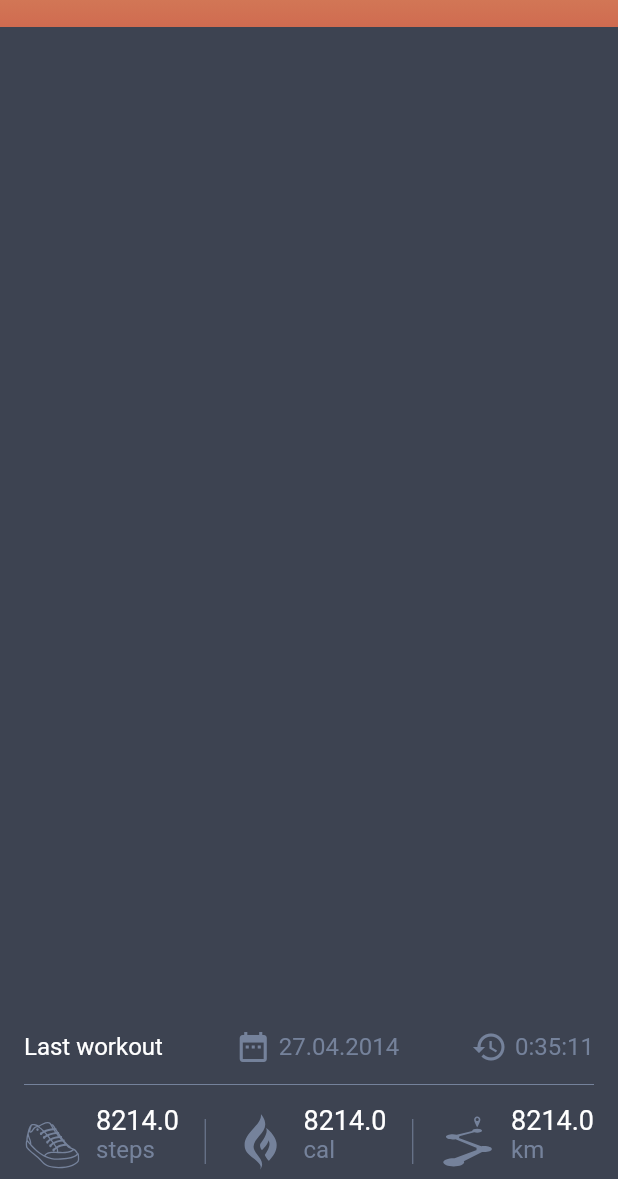
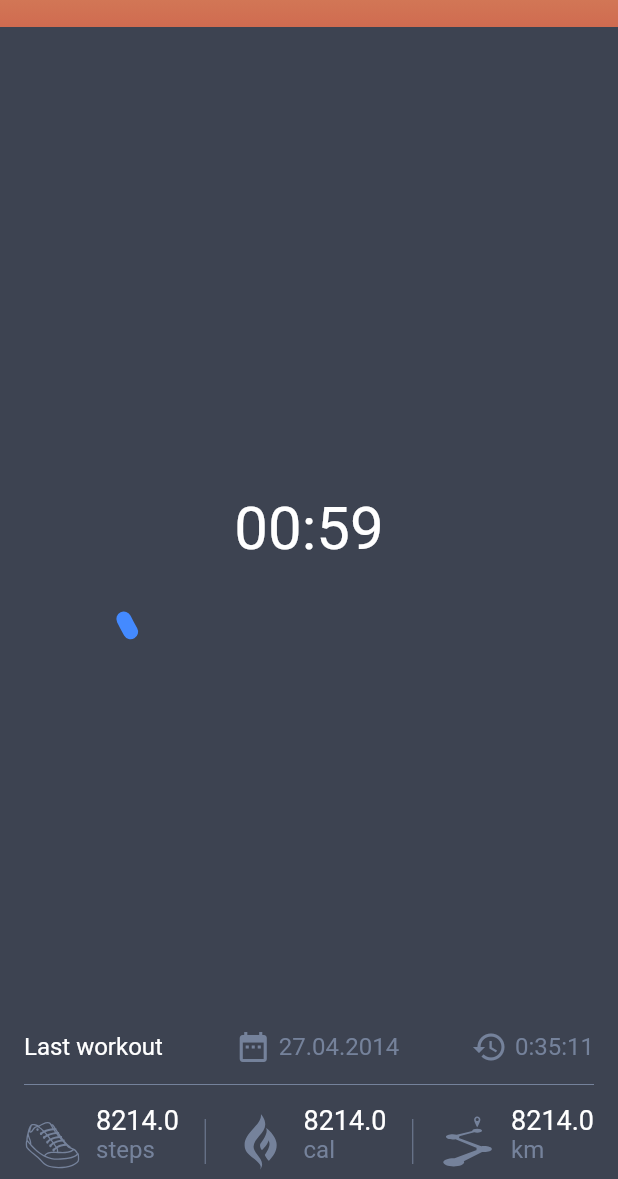
Before and after one commit to robotoss/Rtrain, a Flutter app: the screen it shows after launch, after a tap on "Start", on a phone screen of 412 x 824 dp, the part 57-1236 px from its top. Run offline on Flutter 3.47's test engine with Material 2 defaults, Android fonts, the phone set to English and light mode, and no system bars; our stand-ins replace bloc, equatable, flutter_bloc, flutter_svg.

Commit message:
Add timer Widget

```diff
--- a/lib/screens/workout/workout_screen.dart
+++ b/lib/screens/workout/workout_screen.dart
@@ -5,6 +5,7 @@ import 'package:r_train/localizations/app_localizations.dart';
 import 'package:r_train/theme/main_theme.dart';
 import 'package:r_train/widgets/appBar/appBar_widget.dart';
 import 'package:r_train/widgets/drawer/drawer_widget.dart';
+import 'package:r_train/widgets/workout_timer/workout_timer_widget.dart';
 
 import 'bloc/workout_bloc.dart';
 
@@ -53,6 +54,7 @@ class WorkoutScreen extends StatelessWidget {
         mainAxisAlignment: MainAxisAlignment.spaceBetween,
         children: <Widget>[
           SizedBox(height: 1),
+          WorkoutTimerWidget(),
           bottomInfoBar(context)
         ],
       );
--- /dev/null
+++ b/lib/widgets/workout_timer/bloc/workout_timer_bloc.dart
@@ -0,0 +1,54 @@
+import 'dart:async';
+
+import 'package:bloc/bloc.dart';
+import 'package:equatable/equatable.dart';
+import 'package:meta/meta.dart';
+
+part 'workout_timer_event.dart';
+part 'workout_timer_state.dart';
+
+class WorkoutTimerBloc extends Bloc<WorkoutTimerEvent, WorkoutTimerState> {
+  @override
+  WorkoutTimerState get initialState =>
+      WorkoutTimerInitialState(percent: percent, duration: startTime);
+
+  double percent = 0.0;
+
+  int startTime = 60;
+  int duration;
+
+  Timer timer;
+
+  @override
+  Stream<WorkoutTimerState> mapEventToState(
+    WorkoutTimerEvent event,
+  ) async* {
+    if (event is StartTimerEvent) {
+      yield* _buildStartTimerEvent();
+    }
+    if (event is UpdateTimerEvent) {
+      yield* _buildUpdateTimerEvent();
+    }
+  }
+
+  Stream<WorkoutTimerState> _buildStartTimerEvent() async* {
+    duration = startTime;
+    timer = Timer.periodic(const Duration(seconds: 1), (Timer timer) {
+      double onePercent = 100 /startTime;
+      if (duration == 0) {
+        timer.cancel();
+        percent = 100;
+         add(UpdateTimerEvent());
+      } else {
+        duration = duration - 1;
+        percent = (startTime - duration) * onePercent;
+        add(UpdateTimerEvent());
+
+      }
+    });
+  }
+
+  Stream<WorkoutTimerState> _buildUpdateTimerEvent() async* {
+    yield WorkoutTimerInitialState(percent: percent, duration: duration);
+  }
+}
--- /dev/null
+++ b/lib/widgets/workout_timer/bloc/workout_timer_event.dart
@@ -0,0 +1,12 @@
+part of 'workout_timer_bloc.dart';
+
+abstract class WorkoutTimerEvent extends Equatable {
+  const WorkoutTimerEvent();
+
+  @override
+  List<Object> get props => [];
+}
+
+class StartTimerEvent extends WorkoutTimerEvent {}
+
+class UpdateTimerEvent extends WorkoutTimerEvent {}
--- /dev/null
+++ b/lib/widgets/workout_timer/bloc/workout_timer_state.dart
@@ -0,0 +1,35 @@
+part of 'workout_timer_bloc.dart';
+
+abstract class WorkoutTimerState extends Equatable {
+  const WorkoutTimerState();
+
+  @override
+  List<Object> get props => [];
+}
+
+class WorkoutTimerInitialState extends WorkoutTimerState {
+  final double percent;
+  final int duration;
+
+  const WorkoutTimerInitialState({@required this.percent, @required this.duration});
+
+  @override
+  List<Object> get props => [percent, duration];
+
+  @override
+  String toString() => 'WorkoutTimerInitialState { percent: $percent, duration: $duration }';
+}
+
+class WorkoutTimerLoadingState extends WorkoutTimerState {}
+
+class WorkoutTimerFailureState extends WorkoutTimerState {
+  final String error;
+
+  const WorkoutTimerFailureState({@required this.error});
+
+  @override
+  List<Object> get props => [error];
+
+  @override
+  String toString() => 'WorkoutTimerFailureState { error: $error }';
+}
--- /dev/null
+++ b/lib/widgets/workout_timer/workout_timer_widget.dart
@@ -0,0 +1,88 @@
+import 'dart:math';
+
+import 'package:flutter/material.dart';
+import 'package:flutter_bloc/flutter_bloc.dart';
+
+import 'bloc/workout_timer_bloc.dart';
+
+class WorkoutTimerWidget extends StatelessWidget {
+  @override
+  Widget build(BuildContext context) {
+    return BlocProvider<WorkoutTimerBloc>(create: (context) {
+      return WorkoutTimerBloc()..add(StartTimerEvent());
+    }, child: BlocBuilder<WorkoutTimerBloc, WorkoutTimerState>(
+        builder: (context, state) {
+      if (state is WorkoutTimerInitialState) {
+        final String minutesStr =
+            ((state.duration / 60) % 60).floor().toString().padLeft(2, '0');
+        final String secondsStr =
+            (state.duration % 60).floor().toString().padLeft(2, '0');
+        return Container(
+          width: MediaQuery.of(context).size.width / 1.5,
+          height: MediaQuery.of(context).size.width / 1.5,
+          child: Stack(
+            children: <Widget>[
+              Container(
+                width: MediaQuery.of(context).size.width / 1.5,
+                height: MediaQuery.of(context).size.width / 1.5,
+                child: Transform.rotate(
+                  angle: pi / 0.75,
+                  child: CustomPaint(
+                    foregroundPainter: MyPainter(
+                        lineColor: Colors.transparent,
+                        completeColor: Colors.blueAccent,
+                        completePercent: state.percent,
+                        width: 10.0),
+                  ),
+                ),
+              ),
+              Center(child:
+              Text(
+                '$minutesStr:$secondsStr',
+                style: TextStyle(
+                  color: Colors.white,
+                  fontSize: 40,
+                ),
+                )),
+            ],
+          ),
+        );
+      } else {
+        return Container();
+      }
+    }));
+  }
+}
+
+class MyPainter extends CustomPainter {
+  Color lineColor;
+  Color completeColor;
+  double completePercent;
+  double width;
+  MyPainter(
+      {this.lineColor, this.completeColor, this.completePercent, this.width});
+  @override
+  void paint(Canvas canvas, Size size) {
+    Paint line = Paint()
+      ..color = lineColor
+      ..strokeCap = StrokeCap.round
+      ..style = PaintingStyle.stroke
+      ..strokeWidth = width;
+    Paint complete = Paint()
+      ..color = completeColor
+      ..strokeCap = StrokeCap.round
+      ..style = PaintingStyle.stroke
+      ..strokeWidth = width;
+    Offset center = Offset(size.width / 2, size.height / 2);
+    double radius = min(size.width / 2, size.height / 2);
+    canvas.drawCircle(center, radius, line);
+    double arcAngle = 2 * pi * (completePercent / 150);
+    canvas.drawArc(Rect.fromCircle(center: center, radius: radius), -pi / 2,
+        arcAngle, false, complete);
+  }
+
+  @override
+  bool shouldRepaint(CustomPainter oldDelegate) {
+    return true;
+  }
+}
```
Also changed, not shown: 2 other files.
